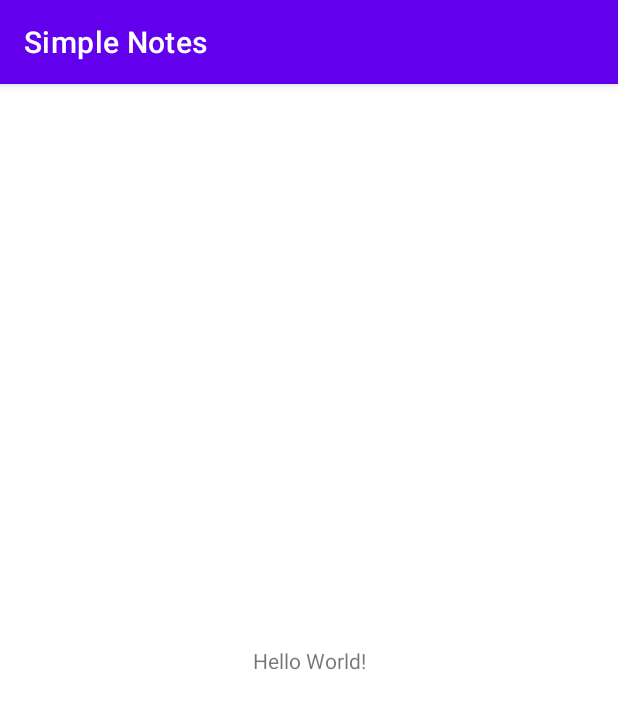
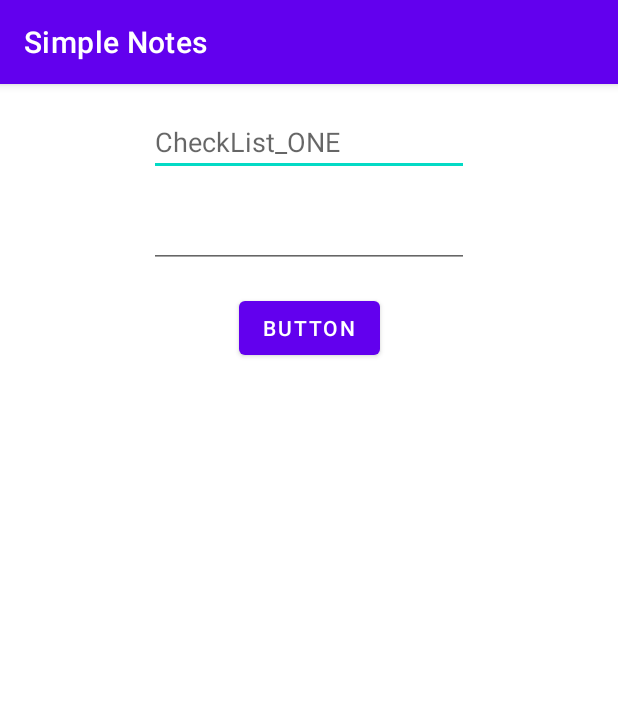
Before and after one commit to SharmilaSri/simplenotes, an Android app: the screen it shows after launch (MainActivity), on a phone screen of 412 x 824 dp. Shown: the top 709 px of the screen. Run offline under Robolectric (Android 15) with nearby library versions, the phone set to English and light mode, and no system bars; our stand-ins replace Room's generated code.

Commit message:
Added view model, repository,

```diff
--- a/simplenotes/app/build.gradle
+++ b/simplenotes/app/build.gradle
@@ -1,6 +1,7 @@
 plugins {
     id 'com.android.application'
     id 'kotlin-android'
+    id 'kotlin-kapt'
 }
 
 android {
@@ -42,4 +43,28 @@ dependencies {
     testImplementation 'junit:junit:4.+'
     androidTestImplementation 'androidx.test.ext:junit:1.1.2'
     androidTestImplementation 'androidx.test.espresso:espresso-core:3.3.0'
+
+    //Room dependencies
+    def room_version = "2.2.6"
+
+    implementation "androidx.room:room-runtime:$room_version"
+    kapt "androidx.room:room-compiler:$room_version"
+
+    // optional - Kotlin Extensions and Coroutines support for Room
+    implementation "androidx.room:room-ktx:$room_version"
+
+    // optional - Test helpers
+    testImplementation "androidx.room:room-testing:$room_version"
+
+    //Kotlin couratines
+    implementation 'org.jetbrains.kotlinx:kotlinx-coroutines-android:1.3.9'
+
+    //VIEWMODEL SCOPE
+    implementation 'androidx.lifecycle:lifecycle-viewmodel-ktx:2.2.0'
+
+
+    def activity_version="1.1.0"
+    def fragment_version="1.2.5"
+    implementation "androidx.activity:activity-ktx:$activity_version"
+    implementation "androidx.fragment:fragment-ktx:$fragment_version"
 }
--- a/simplenotes/app/src/main/AndroidManifest.xml
+++ b/simplenotes/app/src/main/AndroidManifest.xml
@@ -3,6 +3,7 @@
     package="com.eclipse.android.simplenotes">
 
     <application
+        android:name=".model.CheckListApplication"
         android:allowBackup="true"
         android:icon="@mipmap/ic_launcher"
         android:label="@string/app_name"
--- a/simplenotes/app/src/main/java/com/eclipse/android/simplenotes/MainActivity.kt
+++ b/simplenotes/app/src/main/java/com/eclipse/android/simplenotes/MainActivity.kt
@@ -2,10 +2,22 @@ package com.eclipse.android.simplenotes
 
 import androidx.appcompat.app.AppCompatActivity
 import android.os.Bundle
+import androidx.activity.viewModels
+import com.eclipse.android.simplenotes.model.*
+import java.util.*
 
 class MainActivity : AppCompatActivity() {
+
+    private val wordViewModel: CheckListViewModel by viewModels {
+        CheckListViewModelFactory((application as CheckListApplication).repository)
+    }
+
     override fun onCreate(savedInstanceState: Bundle?) {
         super.onCreate(savedInstanceState)
         setContentView(R.layout.activity_main)
+
+        val checkList = CheckList(2,1,"Interview")
+        wordViewModel.insert(checkList)
+
     }
 }
--- /dev/null
+++ b/simplenotes/app/src/main/java/com/eclipse/android/simplenotes/model/AppDatabase.kt
@@ -0,0 +1,76 @@
+package com.eclipse.android.simplenotes.model
+
+import android.content.Context
+import androidx.room.*
+import androidx.sqlite.db.SupportSQLiteDatabase
+import androidx.sqlite.db.SupportSQLiteOpenHelper
+import kotlinx.coroutines.CoroutineScope
+import kotlinx.coroutines.launch
+
+@Database(entities = arrayOf(CheckList::class), version = 1, exportSchema = false)
+abstract class  AppDatabase : RoomDatabase() {
+
+    abstract fun checkListDao(): CheckListDao
+
+
+    companion object {
+        // Singleton prevents multiple instances of database opening at the
+        // same time.
+        @Volatile
+        private var INSTANCE: AppDatabase? = null
+
+        fun getDatabase(context: Context,scope: CoroutineScope): AppDatabase {
+            // if the INSTANCE is not null, then return it,
+            // if it is, then create the database
+            return INSTANCE ?: synchronized(this) {
+                val instance = Room.databaseBuilder(
+                    context.applicationContext,
+                    AppDatabase::class.java,
+                    "database"
+                )
+                    .addCallback(AppDatabaseCallBack(scope))
+                    .build()
+                INSTANCE = instance
+                // return instance
+                instance
+            }
+        }
+    }
+
+override fun createOpenHelper(config: DatabaseConfiguration?): SupportSQLiteOpenHelper {
+        TODO("Not yet implemented")
+    }
+
+    override fun createInvalidationTracker(): InvalidationTracker {
+        TODO("Not yet implemented")
+    }
+
+    override fun clearAllTables() {
+        TODO("Not yet implemented")
+    }
+
+    private class AppDatabaseCallBack(
+        private val scope: CoroutineScope
+    ) : RoomDatabase.Callback() {
+
+        override fun onCreate(db: SupportSQLiteDatabase) {
+            super.onCreate(db)
+            INSTANCE?.let { database ->
+                scope.launch {
+                    populateDatabase(database.checkListDao())
+                }
+            }
+        }
+
+        suspend fun populateDatabase(checkListDao: CheckListDao) {
+            // Delete all content here.
+
+            // Add sample words.
+            var checkList = CheckList(1,0,"Interview")
+            checkListDao.insert(checkList)
+
+
+            // TODO: Add your own words!
+        }
+    }
+}
--- a/simplenotes/app/src/main/java/com/eclipse/android/simplenotes/model/CheckList.kt
+++ b/simplenotes/app/src/main/java/com/eclipse/android/simplenotes/model/CheckList.kt
@@ -1,7 +1,21 @@
 package com.eclipse.android.simplenotes.model
 
-class CheckList {
+import androidx.room.ColumnInfo
+import androidx.room.Entity
+import androidx.room.PrimaryKey
 
-    val status=0 // 0 for unchecked,1 for checked
-    val description="";
-}
+@Entity
+data class  CheckList (
+@PrimaryKey(autoGenerate = true)
+val id: Int? = null,
+var status: Int?=0,
+var description :String?="")
+
+   /* @PrimaryKey(autoGenerate = true)
+    @ColumnInfo(name = "status") var status: Int=0//should change to enum
+    @ColumnInfo(name = "description") var description: String=""
+
+    init{
+        this.description=description;
+        this.status=status;
+    }*/
--- /dev/null
+++ b/simplenotes/app/src/main/java/com/eclipse/android/simplenotes/model/CheckListApplication.kt
@@ -0,0 +1,14 @@
+package com.eclipse.android.simplenotes.model
+
+import android.app.Application
+import kotlinx.coroutines.CoroutineScope
+import kotlinx.coroutines.SupervisorJob
+
+class CheckListApplication : Application() {
+
+    val applicationScope = CoroutineScope(SupervisorJob())
+    // Using by lazy so the database and the repository are only created when they're needed
+    // rather than when the application starts
+    val database by lazy { AppDatabase.getDatabase(this,applicationScope) }
+    val repository by lazy { ChecklistRepository(database.checkListDao()) }
+}
--- /dev/null
+++ b/simplenotes/app/src/main/java/com/eclipse/android/simplenotes/model/CheckListDao.kt
@@ -0,0 +1,23 @@
+package com.eclipse.android.simplenotes.model
+
+import androidx.room.Dao
+import androidx.room.Delete
+import androidx.room.Insert
+import androidx.room.Query
+
+
+@Dao
+interface CheckListDao {
+
+    @Query("SELECT * FROM checklist")
+    fun getAll(): List<CheckList>
+
+    @Insert
+    fun insertAll( checkList: CheckList)
+
+    @Delete
+    fun delete(checkList: CheckList)
+
+    @Insert
+    fun insert( checkList: CheckList)
+}
--- /dev/null
+++ b/simplenotes/app/src/main/java/com/eclipse/android/simplenotes/model/CheckListViewMode_OLDl.kt
@@ -0,0 +1,28 @@
+package com.eclipse.android.simplenotes.model
+
+import androidx.lifecycle.LiveData
+import androidx.lifecycle.ViewModel
+import androidx.lifecycle.ViewModelProvider
+import androidx.lifecycle.viewModelScope
+import kotlinx.coroutines.launch
+
+class CheckListViewModel_OLD(private val repository: ChecklistRepository) : ViewModel() {
+
+
+    /**
+     * Launching a new coroutine to insert the data in a non-blocking way
+     */
+    fun insert(checkList: CheckList) = viewModelScope.launch {
+        repository.insert(checkList)
+    }
+}
+
+class CheckListViewModelFactory_OLD(private val repository: ChecklistRepository) : ViewModelProvider.Factory {
+    override fun <T : ViewModel> create(modelClass: Class<T>): T {
+        if (modelClass.isAssignableFrom(CheckListViewModel_OLD::class.java)) {
+            @Suppress("UNCHECKED_CAST")
+            return CheckListViewModel_OLD(repository) as T
+        }
+        throw IllegalArgumentException("Unknown ViewModel class")
+    }
+}
--- /dev/null
+++ b/simplenotes/app/src/main/java/com/eclipse/android/simplenotes/model/CheckListViewModel.kt
@@ -0,0 +1,29 @@
+package com.eclipse.android.simplenotes.model
+
+import androidx.lifecycle.*
+import kotlinx.coroutines.launch
+
+class CheckListViewModel(private val repository: ChecklistRepository) : ViewModel() {
+
+    // Using LiveData and caching what allWords returns has several benefits:
+    // - We can put an observer on the data (instead of polling for changes) and only update the
+    //   the UI when the data actually changes.
+    // - Repository is completely separated from the UI through the ViewModel.
+
+    /**
+     * Launching a new coroutine to insert the data in a non-blocking way
+     */
+    fun insert(checkList: CheckList) = viewModelScope.launch {
+        repository.insert(checkList)
+    }
+}
+
+class CheckListViewModelFactory(private val repository: ChecklistRepository) : ViewModelProvider.Factory {
+    override fun <T : ViewModel> create(modelClass: Class<T>): T {
+        if (modelClass.isAssignableFrom(CheckListViewModel::class.java)) {
+            @Suppress("UNCHECKED_CAST")
+            return CheckListViewModel(repository) as T
+        }
+        throw IllegalArgumentException("Unknown ViewModel class")
+    }
+}
--- /dev/null
+++ b/simplenotes/app/src/main/java/com/eclipse/android/simplenotes/model/ChecklistRepository.kt
@@ -0,0 +1,11 @@
+package com.eclipse.android.simplenotes.model
+
+import androidx.annotation.WorkerThread
+
+class ChecklistRepository(private val checkListDao: CheckListDao) {
+    @Suppress("RedundantSuspendModifier")
+    @WorkerThread
+    suspend fun insert(checkList: CheckList) {
+        checkListDao.insert(checkList)
+    }
+}
--- a/simplenotes/app/src/main/res/layout/activity_main.xml
+++ b/simplenotes/app/src/main/res/layout/activity_main.xml
@@ -6,13 +6,36 @@
     android:layout_height="match_parent"
     tools:context=".MainActivity">
 
-    <TextView
+    <EditText
+        android:id="@+id/editTextTextPersonName"
         android:layout_width="wrap_content"
         android:layout_height="wrap_content"
-        android:text="Hello World!"
-        app:layout_constraintBottom_toBottomOf="parent"
-        app:layout_constraintLeft_toLeftOf="parent"
-        app:layout_constraintRight_toRightOf="parent"
+        android:layout_marginTop="16dp"
+        android:ems="10"
+        android:hint="CheckList_ONE"
+        android:inputType="textPersonName"
+        app:layout_constraintEnd_toEndOf="parent"
+        app:layout_constraintStart_toStartOf="parent"
         app:layout_constraintTop_toTopOf="parent" />
 
+    <EditText
+        android:id="@+id/editTextTextPersonName2"
+        android:layout_width="wrap_content"
+        android:layout_height="wrap_content"
+        android:layout_marginTop="16dp"
+        android:ems="10"
+        android:inputType="textPersonName"
+        app:layout_constraintEnd_toEndOf="parent"
+        app:layout_constraintStart_toStartOf="parent"
+        app:layout_constraintTop_toBottomOf="@+id/editTextTextPersonName" />
+
+    <Button
+        android:id="@+id/button"
+        android:layout_width="wrap_content"
+        android:layout_height="wrap_content"
+        android:layout_marginTop="16dp"
+        android:text="Button"
+        app:layout_constraintEnd_toEndOf="parent"
+        app:layout_constraintStart_toStartOf="parent"
+        app:layout_constraintTop_toBottomOf="@+id/editTextTextPersonName2" />
 </androidx.constraintlayout.widget.ConstraintLayout>
```
